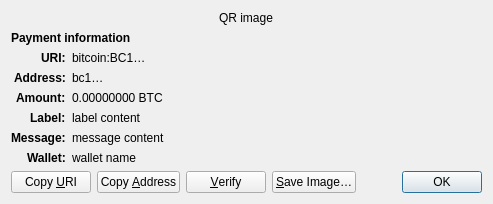
FastPaymentsInc/USDGcoin, file src/qt/forms/receiverequestdialog.ui: the form before one commit.
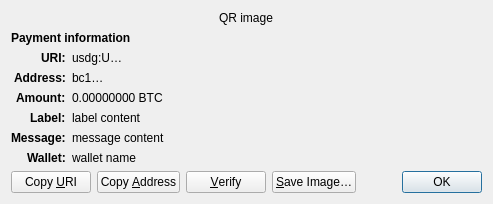
The form after the commit. Custom widgets are drawn as their Qt base class.

Commit message: translation: rename to usdg

What changed in the file:
```diff
--- a/src/qt/forms/receiverequestdialog.ui
+++ b/src/qt/forms/receiverequestdialog.ui
@@ -65,7 +65,7 @@
    <item row="2" column="1" alignment="Qt::AlignTop">
     <widget class="QLabel" name="uri_content">
      <property name="text">
-      <string notr="true">bitcoin:BC1…</string>
+      <string notr="true">usdg:U…</string>
      </property>
      <property name="textFormat">
       <enum>Qt::RichText</enum>
```
The commit also changes 98 other files.
